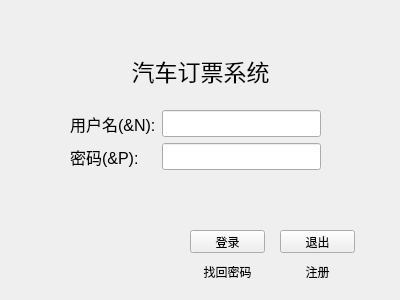
The window that Client/Dingpiao/dingpiaoxitong/denglu.ui (ticketgroup/qichedinggpiao) describes before a commit, drawn with Qt 5.
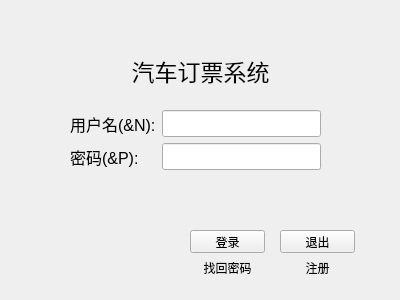
The same window after the commit.

```diff
--- a/Client/Dingpiao/dingpiaoxitong/denglu.ui
+++ b/Client/Dingpiao/dingpiaoxitong/denglu.ui
@@ -114,9 +114,9 @@
    <property name="geometry">
     <rect>
      <x>280</x>
-     <y>260</y>
+     <y>252</y>
      <width>75</width>
-     <height>23</height>
+     <height>31</height>
     </rect>
    </property>
    <property name="text">
@@ -159,9 +159,9 @@
    <property name="geometry">
     <rect>
      <x>190</x>
-     <y>260</y>
+     <y>252</y>
      <width>75</width>
-     <height>23</height>
+     <height>31</height>
     </rect>
    </property>
    <property name="text">
```
